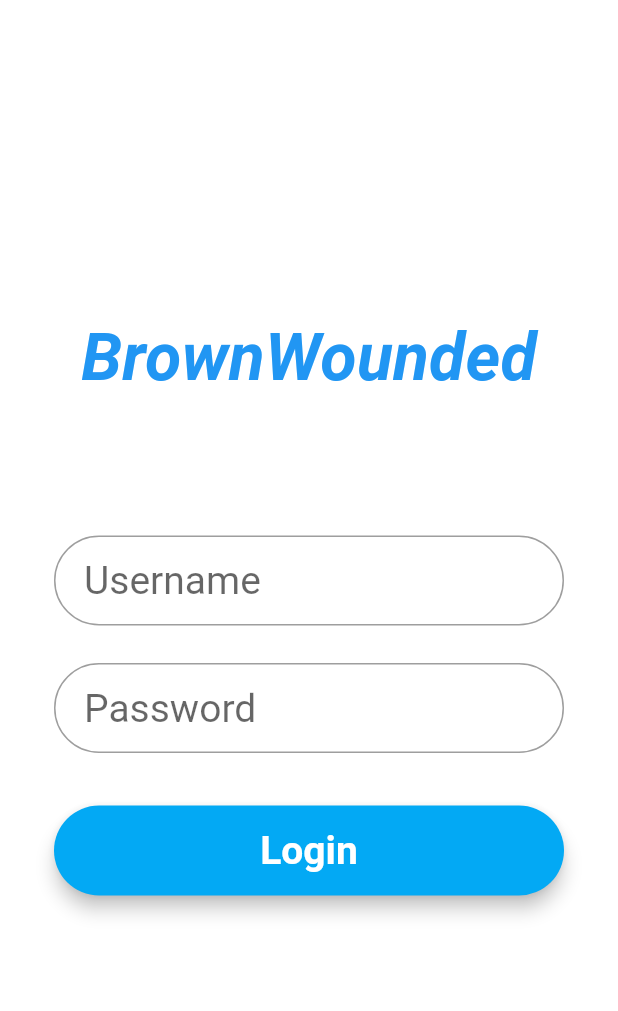
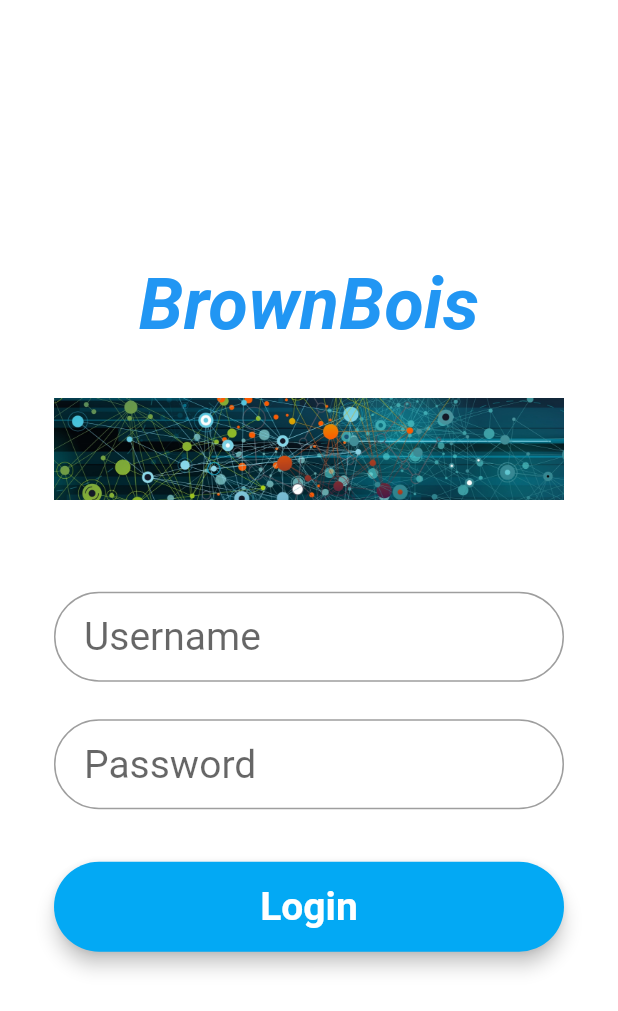
Before and after one commit to bhattadi/Hotel-Automation, a Flutter app: the screen it shows after launch, on a phone screen of 412 x 824 dp. Shown: the top 1011 px of the screen. Run offline on Flutter 3.47's test engine with Material 2 defaults, Android fonts, the phone set to English and light mode, and no system bars; Roboto replaces fonts that are missing (Montserrat).

Commit message:
Made the inital login screen

```diff
--- a/lib/main.dart
+++ b/lib/main.dart
@@ -73,17 +73,26 @@ class _MyHomePageState extends State<MyHomePage>
               mainAxisAlignment: MainAxisAlignment.center,
               children: <Widget>[
                 SizedBox(
-                  height: 100,
-                  // child: Image.asset(
-                  //   'asset/logo.png',
-                  //   fit: BoxFit.contain,
-                  // ),
-                  child: Text('BrownWounded',
-                              style: TextStyle(fontSize: 44,
+                  height: 75,
+                  child: Text('BrownBois',
+                              style: TextStyle(fontSize: 48,
                                                 color: Colors.blue,
                                                 fontStyle: FontStyle.italic,
-                                                fontWeight: FontWeight.bold),
-                                              ),
+                                                fontWeight: FontWeight.bold)
+                  )
+                ),
+                SizedBox(
+                  height: 100,
+                  child: Image.asset(
+                    'assets/data.jpg',
+                    fit: BoxFit.contain,
+                  ),
+                  // child: Text('BrownWounded',
+                  //             style: TextStyle(fontSize: 44,
+                  //                               color: Colors.blue,
+                  //                               fontStyle: FontStyle.italic,
+                  //                               fontWeight: FontWeight.bold),
+                  //             ),
 
                 ),
                 SizedBox(height: 45),
--- a/pubspec.yaml
+++ b/pubspec.yaml
@@ -46,9 +46,9 @@ flutter:
   uses-material-design: true
 
   # To add assets to your application, add an assets section, like this:
-  # assets:
-  #   - images/a_dot_burr.jpeg
-  #   - images/a_dot_ham.jpeg
+  assets:
+    - assets/
+    # - images/a_dot_ham.jpeg
 
   # An image asset can refer to one or more resolution-specific "variants", see
   # https://flutter.dev/assets-and-images/#resolution-aware.
```
Also changed, not shown: assets/data.jpg (added), 1 other file.
